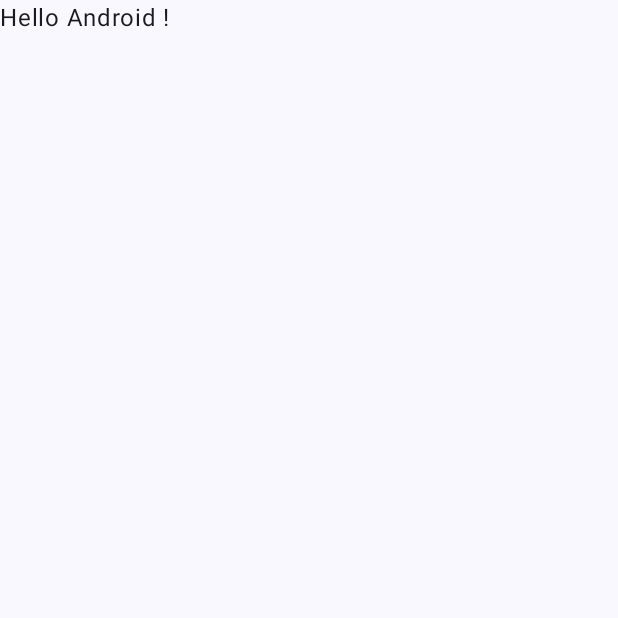
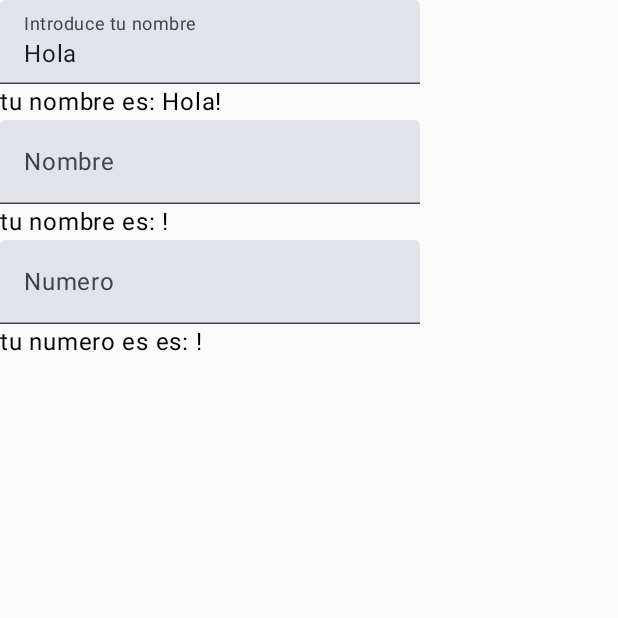
Before and after one commit to GaelCG/miprimerapp2025, an Android app built with Jetpack Compose: the screen it shows after launch (MainActivity), on a phone screen of 412 x 824 dp, the top half of it. Before the commit the part shown is almost empty. Run offline under Robolectric (Android 15) with nearby library versions, the phone set to English and light mode, and no system bars.

Commit message:
CLASE FORMULARIO DE LLENADO

```diff
--- a/src/main/java/com/example/miprimerapp2025/MainActivity.kt
+++ b/src/main/java/com/example/miprimerapp2025/MainActivity.kt
@@ -4,54 +4,87 @@ import android.os.Bundle
 import androidx.activity.ComponentActivity
 import androidx.activity.compose.setContent
 import androidx.activity.enableEdgeToEdge
+import androidx.compose.foundation.layout.Column
 import androidx.compose.foundation.layout.fillMaxSize
 import androidx.compose.foundation.layout.padding
+import androidx.compose.foundation.text.KeyboardOptions
 import androidx.compose.material3.Button
 import androidx.compose.material3.Scaffold
 import androidx.compose.material3.Text
+import androidx.compose.material3.TextField
 import androidx.compose.runtime.Composable
+import androidx.compose.runtime.getValue
+import androidx.compose.runtime.mutableStateOf
+import androidx.compose.runtime.remember
+import androidx.compose.runtime.setValue
 import androidx.compose.ui.Modifier
+import androidx.compose.ui.text.input.KeyboardType
 import androidx.compose.ui.tooling.preview.Preview
 import com.example.miprimerapp2025.ui.theme.MiPrimerApp2025Theme
 
 class MainActivity : ComponentActivity() {
     override fun onCreate(savedInstanceState: Bundle?) {
         super.onCreate(savedInstanceState)
-        enableEdgeToEdge()
+
         setContent {
             MiPrimerApp2025Theme {
-                Scaffold(modifier = Modifier.fillMaxSize()) { innerPadding ->
-                    Greeting(
-                        name = "Android ",
-                        modifier = Modifier.padding(innerPadding)
-                    )
+
+                    Greeting()
                 }
             }
         }
     }
-}
 
-@Composable
-fun Greeting(name: String, modifier: Modifier = Modifier) {
-    Text(
-        text = "Hello $name!",
-        modifier = modifier
-    )
-    Button(
-        onClick = {
-            println("Hola mundo")
-        }
-    )
-}
-
-fun Button(onClick: () -> Unit) {
-
-}
 
 @Preview(showBackground = true)
 @Composable
-fun GreetingPreview() {
-    MiPrimerApp2025Theme {
-        Greeting("Android")
+fun Greeting() {
+    Column {
+        textFieldSencillo()
+        textFieldHolder()
+        textFieldKeyboard()
     }
 }
+
+
+@Composable
+fun textFieldSencillo() {
+    var text by remember { mutableStateOf("Hola") }
+    TextField(
+        value = text,
+        onValueChange = { newText ->
+            text = newText
+        },
+        label = { Text("Introduce tu nombre") }
+    )
+    Text(text = "tu nombre es: $text!")
+}
+@Composable
+fun textFieldHolder() {
+    var text by remember { mutableStateOf("") }
+    TextField(
+        value = text,
+        onValueChange = { newText ->
+            text = newText
+        },
+        label = { Text("Nombre") },
+        placeholder = { Text("Introduce tu Nombre") }
+
+    )
+    Text(text = "tu nombre es: $text!")
+}
+@Composable
+fun textFieldKeyboard() {
+    var text by remember { mutableStateOf("") }
+    TextField(
+        text, { newText ->
+            text = newText
+        },
+        label = { Text("Numero") },
+        keyboardOptions = KeyboardOptions.Default.copy(keyboardType = KeyboardType.Number)
+
+
+
+    )
+    Text(text = "tu numero es es: $text!")
+}
```
